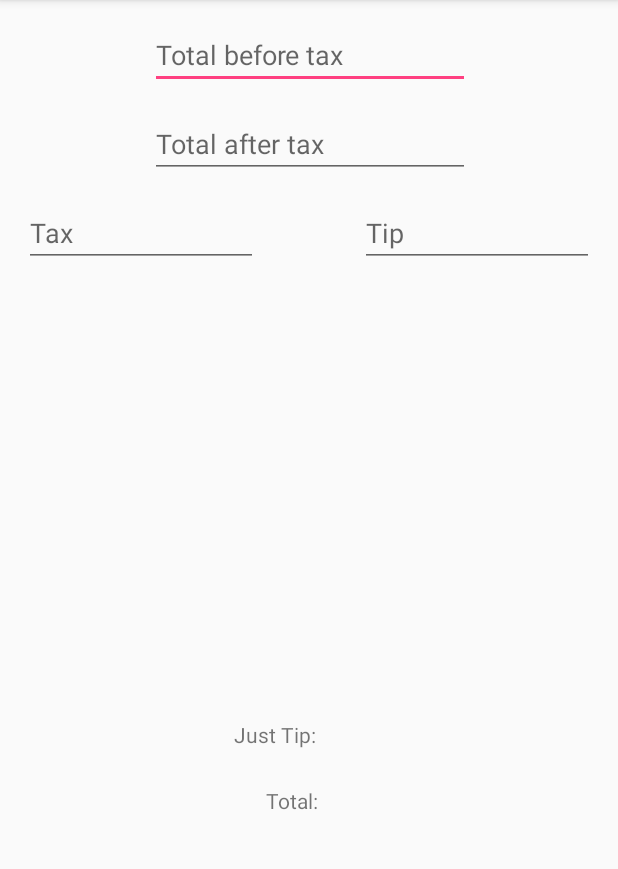
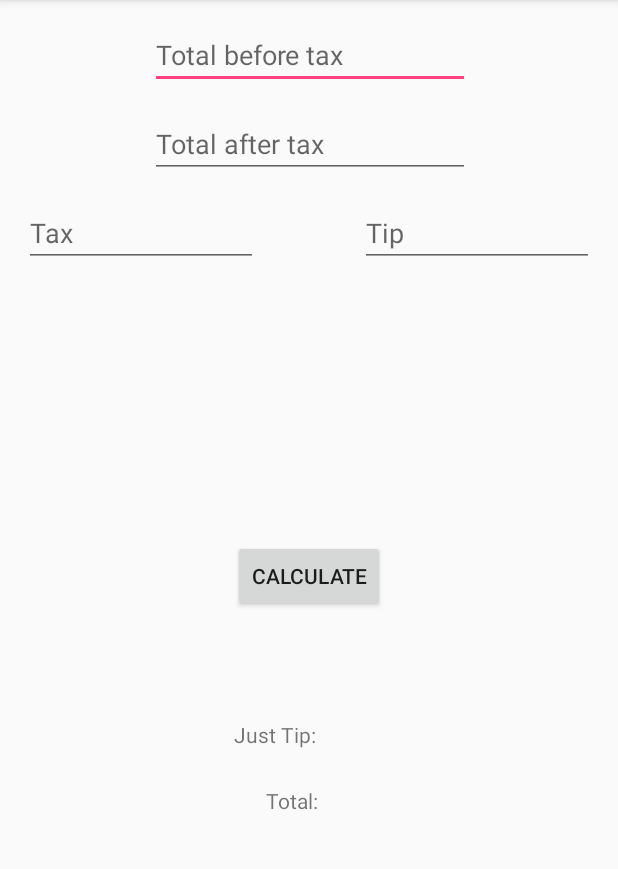
Before and after one commit to AndRicky/JustTheTip, an Android app: the screen it shows after launch (MainActivity), on a phone screen of 412 x 824 dp, the part 84-953 px from its top. Run offline under Robolectric (Android 15) with nearby library versions, the phone set to English and light mode, and no system bars.

Commit message:
added calculate button, nothing works yet

```diff
--- a/app/build.gradle
+++ b/app/build.gradle
@@ -2,10 +2,10 @@ apply plugin: 'com.android.application'
 
 android {
     compileSdkVersion 25
-    buildToolsVersion "25.0.2"
+    buildToolsVersion "25.0.3"
     defaultConfig {
         applicationId "andricky.justthetip"
-        minSdkVersion 14
+        minSdkVersion 15
         targetSdkVersion 25
         versionCode 1
         versionName "1.0"
--- a/app/src/main/java/andricky/justthetip/MainActivity.java
+++ b/app/src/main/java/andricky/justthetip/MainActivity.java
@@ -2,6 +2,7 @@ package andricky.justthetip;
 
 import android.support.v7.app.AppCompatActivity;
 import android.os.Bundle;
+import android.view.View;
 
 public class MainActivity extends AppCompatActivity {
 
@@ -10,4 +11,9 @@ public class MainActivity extends AppCompatActivity {
         super.onCreate(savedInstanceState);
         setContentView(R.layout.activity_main);
     }
+
+    /** Called when the user taps the Send button */
+    public void calculate(View view) {
+        // Do something in response to button
+    }
 }
--- a/app/src/main/res/layout/activity_main.xml
+++ b/app/src/main/res/layout/activity_main.xml
@@ -62,11 +62,11 @@
         android:layout_marginEnd="16dp"
         android:layout_marginRight="16dp"
         android:layout_marginStart="0dp"
+        android:layout_marginTop="16dp"
         android:ems="10"
         android:hint="@string/tip"
         android:inputType="numberDecimal"
         app:layout_constraintRight_toRightOf="parent"
-        android:layout_marginTop="16dp"
         app:layout_constraintTop_toBottomOf="@+id/editText2" />
 
     <TextView
@@ -104,4 +104,19 @@
         android:layout_marginTop="16dp"
         app:layout_constraintVertical_bias="0.647" />
 
+    <Button
+        android:id="@+id/button"
+        android:layout_width="wrap_content"
+        android:layout_height="wrap_content"
+        android:layout_marginBottom="8dp"
+        android:layout_marginLeft="8dp"
+        android:layout_marginRight="8dp"
+        android:layout_marginTop="8dp"
+        android:onClick="calculate"
+        android:text="@string/calculatebutton"
+        app:layout_constraintBottom_toBottomOf="parent"
+        app:layout_constraintLeft_toLeftOf="parent"
+        app:layout_constraintRight_toRightOf="parent"
+        app:layout_constraintTop_toTopOf="parent" />
+
 </android.support.constraint.ConstraintLayout>
--- a/app/src/main/res/values/strings.xml
+++ b/app/src/main/res/values/strings.xml
@@ -6,4 +6,5 @@
     <string name="tip">Tip</string>
     <string name="total">Total:</string>
     <string name="justtip">Just Tip:</string>
+    <string name="calculatebutton">Calculate</string>
 </resources>
--- a/build.gradle
+++ b/build.gradle
@@ -5,7 +5,7 @@ buildscript {
         jcenter()
     }
     dependencies {
-        classpath 'com.android.tools.build:gradle:2.3.1'
+        classpath 'com.android.tools.build:gradle:2.3.2'
 
         // NOTE: Do not place your application dependencies here; they belong
         // in the individual module build.gradle files
```
Also changed, not shown: gradle/wrapper/gradle-wrapper.properties.
